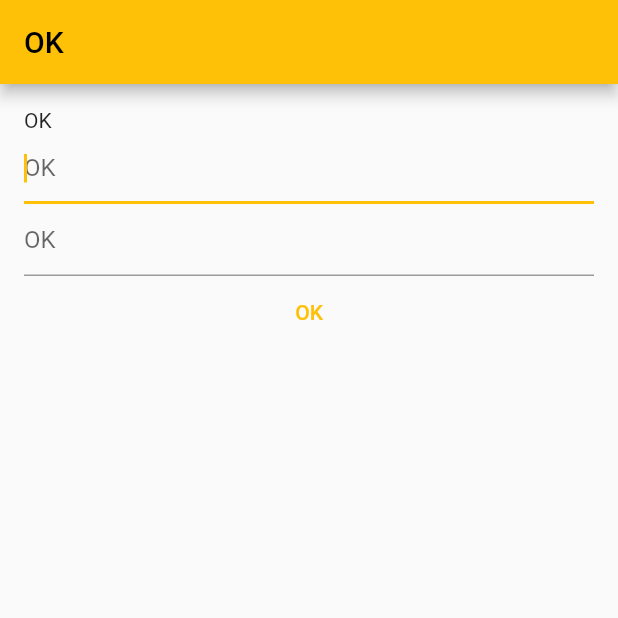
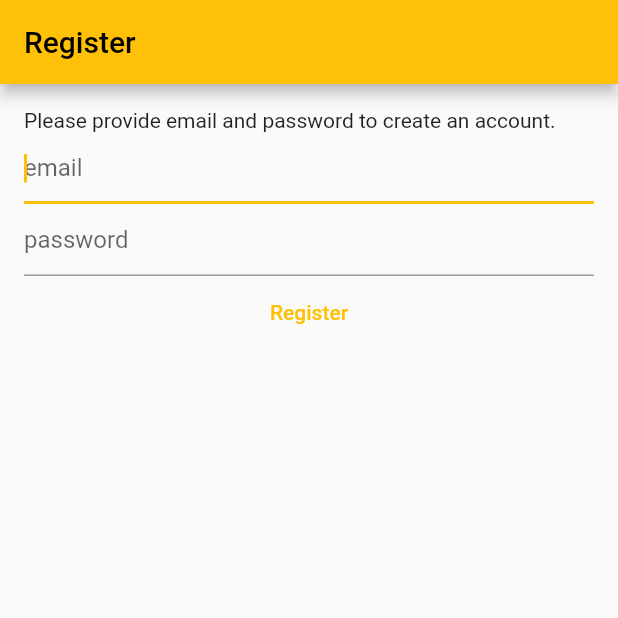
Before and after one commit to gabriel-canals/FitBro, a Flutter app: the screen it shows after launch, on a phone screen of 412 x 824 dp, the top half of it. Run offline on Flutter 3.47's test engine with Material 2 defaults, Android fonts, the phone set to English and light mode, and no system bars; our stand-ins replace bloc, firebase_auth, firebase_core, flutter_bloc; accounts and stored records are empty; generated files the repository leaves out were written again.

Commit message:
Create view and Register l10n

```diff
--- a/lib/l10n/app_en.arb
+++ b/lib/l10n/app_en.arb
@@ -3,6 +3,22 @@
   "@@author": "Gabriel Canals",
   "@@last_modified": "16-10-2023",
   "@@context": "FitBro App",
+
   "ok" : "OK",
-  "generic_error" : "An error occurred."
+  "password_text_field_placeholder" :  "password",
+  "email_text_field_placeholder" : "email",
+
+  "@_ERROR_MESSAGES_" : {},
+  "generic_error" : "An error occurred.",
+
+    "@_REGISTER_ERROR_MESSAGES_" : {},
+  "register_generic_error" : "Failed to register. Please try again later!",
+  "register_invalid_email_error" : "Invalid email address. Please try another one!",
+  "register_email_in_use_error" : "This email is already in use. Please choose another email!",
+  "register_weak_password_error" : "This password is not secure enough. Please choose another password!",
+
+  "@_REGISTER_VIEW_" : {},
+  "register" : "Register",
+  "register_view_prompt" : "Please provide email and password to create an account."
+
 }
--- a/lib/l10n/app_es.arb
+++ b/lib/l10n/app_es.arb
@@ -1,6 +1,16 @@
 {
-    "@@locale": "es",
-    "ok" : "OK",
-    "generic_error" : "Ha ocurrido un error."
+
+"@@locale": "es",
+
+"ok" : "OK",
+
+  "@_ERROR_MESSAGES_" : {},
+  "generic_error" : "An error occurred.",
+
+    "@_REGISTER_ERROR_MESSAGES_" : {},
+  "register_generic_error" : "El registro ha fallado. ¡Inténtalo de nuevo más tarde!",
+  "register_invalid_email_error" : "Dirección de correo electrónico inválida. ¡Prueba otra dirección!",
+  "register_email_in_use_error" : "Esta dirección ya se encuentra en uso. ¡Por favor, escoge otra dirección de correo electrónico!",
+  "register_weak_password_error" : "Questa password non è abbastanza sicura. Prova un'altra password!"
 
 }
--- a/lib/l10n/app_it.arb
+++ b/lib/l10n/app_it.arb
@@ -1,6 +1,13 @@
 {
   "@@locale": "it",
   "ok" : "OK",
-  "generic_error" : "C'è stato un errore."
 
+  "@_ERROR_MESSAGES_" : {},
+  "generic_error" : "C'è stato un errore.",
+
+    "@_REGISTER_ERROR_MESSAGES_" : {},
+  "register_generic_error" : "Errore durante la registrazione. Per favore riprovare più tardi!",
+  "register_invalid_email_error" : "E-mail non valido. Per favore provalo con un'altra!",
+  "register_email_in_use_error" : "Questa e-mail è già in uso. Scegli un'altra email!",
+  "register_weak_password_error" : "This password is not secure enough. Please choose another password!"
 }
--- a/lib/views/register_view.dart
+++ b/lib/views/register_view.dart
@@ -43,7 +43,7 @@ class _RegisterViewState extends State<RegisterView> {
       listener: errorChecker,
       child: Scaffold(
         appBar: AppBar(
-          title: Text(context.loc.ok /*register */),
+          title: Text(context.loc.register),
         ),
         body: Padding(
           padding: const EdgeInsets.all(16.0),
@@ -51,7 +51,7 @@ class _RegisterViewState extends State<RegisterView> {
             child: Column(
               crossAxisAlignment: CrossAxisAlignment.start,
               children: [
-                Text(context.loc.ok /*register_view_prompt*/),
+                Text(context.loc.register_view_prompt),
                 /// Text field to introduce the user's email address.
                 emailTextField(context),
                 /// Text field to introduce the user's password.
@@ -84,7 +84,7 @@ class _RegisterViewState extends State<RegisterView> {
               password,
             ));
       },
-      child: Text(context.loc.ok /*register */),
+      child: Text(context.loc.register),
     );
   }
 
@@ -112,7 +112,7 @@ class _RegisterViewState extends State<RegisterView> {
       autofocus: true,
       keyboardType: TextInputType.emailAddress,
       decoration: InputDecoration(
-        hintText: context.loc.ok /*email_text_field_placeholder */,
+        hintText: context.loc.email_text_field_placeholder,
       ),
     );
   }
@@ -125,7 +125,7 @@ class _RegisterViewState extends State<RegisterView> {
       enableSuggestions: false,
       autocorrect: false,
       decoration: InputDecoration(
-        hintText: context.loc.ok /*password_text_field_placeholder */,
+        hintText: context.loc.password_text_field_placeholder,
       ),
     );
   }
```
Also changed, not shown: lib/views/forgot_password_view.dart (added), lib/views/login_view.dart (added), lib/views/verify_email_view.dart (added).
